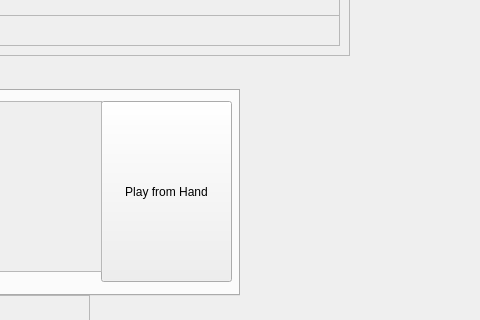
The window that src/ui/mainwindow.ui (Bl0tniaQus/ElementsCG) describes before a commit, drawn with Qt 5; both pictures show x 850 to 1330 and y 444 to 764 of the 1330 by 860 pixel window.
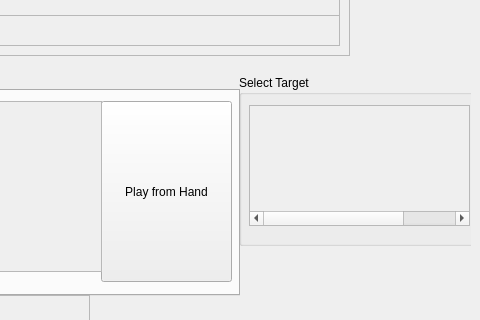
The same window after the commit. The open tabs and pages were chosen to show the change.

What changed in the file:
```diff
--- a/src/ui/mainwindow.ui
+++ b/src/ui/mainwindow.ui
@@ -654,6 +654,56 @@
          </property>
         </widget>
        </widget>
+       <widget class="QGroupBox" name="targetGroupBox">
+        <property name="geometry">
+         <rect>
+          <x>1080</x>
+          <y>510</y>
+          <width>241</width>
+          <height>171</height>
+         </rect>
+        </property>
+        <property name="title">
+         <string>Select Target</string>
+        </property>
+        <widget class="QScrollArea" name="targetsArea">
+         <property name="geometry">
+          <rect>
+           <x>10</x>
+           <y>30</y>
+           <width>221</width>
+           <height>121</height>
+          </rect>
+         </property>
+         <property name="verticalScrollBarPolicy">
+          <enum>Qt::ScrollBarAlwaysOff</enum>
+         </property>
+         <property name="horizontalScrollBarPolicy">
+          <enum>Qt::ScrollBarAsNeeded</enum>
+         </property>
+         <property name="widgetResizable">
+          <bool>false</bool>
+         </property>
+         <widget class="QWidget" name="targetsAreaContents">
+          <property name="geometry">
+           <rect>
+            <x>0</x>
+            <y>0</y>
+            <width>300</width>
+            <height>76</height>
+           </rect>
+          </property>
+          <layout class="QHBoxLayout" name="horizontalLayout_4">
+           <property name="leftMargin">
+            <number>6</number>
+           </property>
+           <property name="topMargin">
+            <number>6</number>
+           </property>
+          </layout>
+         </widget>
+        </widget>
+       </widget>
       </widget>
      </widget>
     </item>
```
